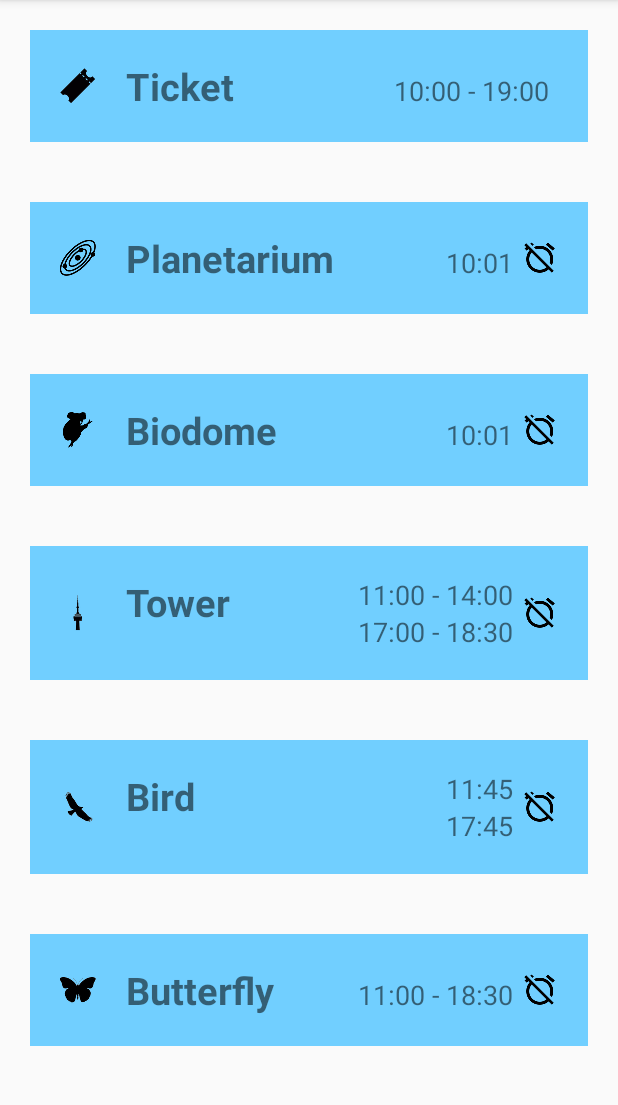
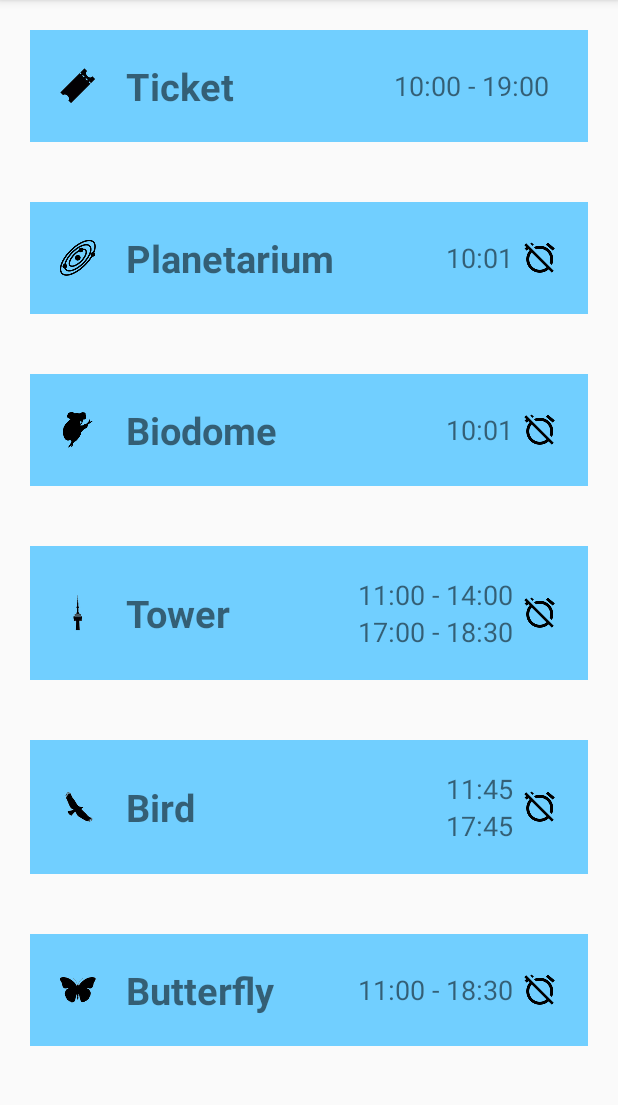
Before and after one commit to AGM-GR/ParqueDeLasCiencias, an Android app: the InformacionGeneralFragment screen opened directly, with no data from a screen before it, in the side drawer, after a tap on "Horarios", on a phone screen of 412 x 824 dp, the part 84-1189 px from its top. Run offline under Robolectric (Android 15) with nearby library versions, the phone set to English and light mode, and no system bars; 4 statements that could not run were skipped.

Commit message:
Comienzo establecer alarmas. Nuevos QR escaneados se mantienen al darle a atras.

```diff
--- a/app/src/main/java/rafalex/pdm/ugr/parquedelasciencias/HorariosFragment.java
+++ b/app/src/main/java/rafalex/pdm/ugr/parquedelasciencias/HorariosFragment.java
@@ -1,19 +1,78 @@
 package rafalex.pdm.ugr.parquedelasciencias;
 
 
+import android.app.DialogFragment;
+import android.app.FragmentManager;
 import android.os.Bundle;
 import android.support.v4.app.Fragment;
 import android.view.LayoutInflater;
 import android.view.View;
 import android.view.ViewGroup;
+import android.widget.LinearLayout;
 
 public class HorariosFragment extends Fragment {
+
+    LinearLayout planetario;
+    LinearLayout biodomo;
+    LinearLayout torre;
+    LinearLayout aves;
+    LinearLayout mariposario;
 
     @Override
     public View onCreateView(LayoutInflater inflater, ViewGroup container,
                              Bundle savedInstanceState) {
         // Inflate the layout for this fragment
-        return inflater.inflate(R.layout.fragment_horarios, container, false);
+
+        View horarios = inflater.inflate(R.layout.fragment_horarios, container, false);
+
+        planetario = (LinearLayout) horarios.findViewById(R.id.planetario_layout);
+        biodomo = (LinearLayout) horarios.findViewById(R.id.biodomo_layout);
+        torre = (LinearLayout) horarios.findViewById(R.id.torre_layout);
+        aves = (LinearLayout) horarios.findViewById(R.id.aves_layout);
+        mariposario = (LinearLayout) horarios.findViewById(R.id.mariposario_layout);
+
+        planetario.setOnClickListener(new View.OnClickListener() {
+            @Override
+            public void onClick(View view) {
+                DialogFragment timePicker = new TimePickerFragment();
+                timePicker.show(getActivity().getFragmentManager(), "TimePicker");
+            }
+        });
+
+        biodomo.setOnClickListener(new View.OnClickListener() {
+            @Override
+            public void onClick(View view) {
+                DialogFragment timePicker = new TimePickerFragment();
+                timePicker.show(getActivity().getFragmentManager(), "TimePicker");
+            }
+        });
+
+        torre.setOnClickListener(new View.OnClickListener() {
+            @Override
+            public void onClick(View view) {
+                DialogFragment timePicker = new TimePickerFragment();
+                timePicker.show(getActivity().getFragmentManager(), "TimePicker");
+            }
+        });
+
+        aves.setOnClickListener(new View.OnClickListener() {
+            @Override
+            public void onClick(View view) {
+                DialogFragment timePicker = new TimePickerFragment();
+                timePicker.show(getActivity().getFragmentManager(), "TimePicker");
+            }
+        });
+
+        mariposario.setOnClickListener(new View.OnClickListener() {
+            @Override
+            public void onClick(View view) {
+                DialogFragment timePicker = new TimePickerFragment();
+                timePicker.show(getActivity().getFragmentManager(), "TimePicker");
+            }
+        });
+
+
+        return horarios;
     }
 
 }
--- a/app/src/main/java/rafalex/pdm/ugr/parquedelasciencias/InformacionGeneralFragment.java
+++ b/app/src/main/java/rafalex/pdm/ugr/parquedelasciencias/InformacionGeneralFragment.java
@@ -24,10 +24,10 @@ public class InformacionGeneralFragment extends Fragment {
     TextView estadoEntrada;
     LinearLayout layoutPlanetario;
     TextView horaPlanetario;
-    ImageView alarmaPlanetario;
+    ImageView imagenAlarmaPlanetario;
     LinearLayout layoutBiodomo;
     TextView horaBiodomo;
-    ImageView alarmaBiodomo;
+    ImageView imagenAlarmaBiodomo;
 
 
     @Override
@@ -38,6 +38,8 @@ public class InformacionGeneralFragment extends Fragment {
 
         SharedPreferences entrada_escaneada = getContext().getSharedPreferences("Entrada", Context.MODE_PRIVATE);
         String qrString = entrada_escaneada.getString("codigo", "");
+        boolean alarmaBiodomo = entrada_escaneada.getBoolean("biodomo", false);
+        boolean alarmaPlanetario = entrada_escaneada.getBoolean("planetario", false);
 
         String[] horarios = qrString.split("[-]+");
         String fecha = horarios[0];
@@ -48,10 +50,10 @@ public class InformacionGeneralFragment extends Fragment {
         estadoEntrada = (TextView)informacionGeneral.findViewById(R.id.estado_entrada);
         layoutPlanetario = (LinearLayout) informacionGeneral.findViewById(R.id.planetario_layout);
         horaPlanetario = (TextView)informacionGeneral.findViewById(R.id.hora_planetario);
-        alarmaPlanetario = (ImageView) informacionGeneral.findViewById(R.id.alarma_planetario);
+        imagenAlarmaPlanetario = (ImageView) informacionGeneral.findViewById(R.id.alarma_planetario);
         layoutBiodomo = (LinearLayout) informacionGeneral.findViewById(R.id.biodome_layout);
         horaBiodomo = (TextView)informacionGeneral.findViewById(R.id.hora_biodomo);
-        alarmaBiodomo = (ImageView) informacionGeneral.findViewById(R.id.alarma_biodomo);
+        imagenAlarmaBiodomo = (ImageView) informacionGeneral.findViewById(R.id.alarma_biodomo);
 
         fechaEntrada.setText(fecha);
         if (!planetario.contains("_")) {
@@ -64,6 +66,17 @@ public class InformacionGeneralFragment extends Fragment {
             horaBiodomo.setText(biodomo);
         } else
             layoutBiodomo.setVisibility(View.INVISIBLE);
+
+        if (alarmaBiodomo)
+            imagenAlarmaBiodomo.setImageResource(R.drawable.ic_alarm);
+        else
+            imagenAlarmaBiodomo.setImageResource(R.drawable.ic_alarm_off);
+
+        if (alarmaPlanetario)
+            imagenAlarmaPlanetario.setImageResource(R.drawable.ic_alarm);
+        else
+            imagenAlarmaPlanetario.setImageResource(R.drawable.ic_alarm_off);
+
 
 
 
--- a/app/src/main/java/rafalex/pdm/ugr/parquedelasciencias/TicketInfo.java
+++ b/app/src/main/java/rafalex/pdm/ugr/parquedelasciencias/TicketInfo.java
@@ -1,8 +1,6 @@
 package rafalex.pdm.ugr.parquedelasciencias;
 
-import android.app.AlarmManager;
 import android.app.AlertDialog;
-import android.app.PendingIntent;
 import android.content.Context;
 import android.content.Intent;
 import android.content.SharedPreferences;
@@ -17,20 +15,12 @@ import android.support.v7.widget.Toolbar;
 import android.view.LayoutInflater;
 import android.view.MenuItem;
 import android.view.View;
-import android.widget.Button;
 import android.widget.TextView;
-import android.widget.TimePicker;
-
-import java.util.Calendar;
 
 public class TicketInfo extends AppCompatActivity
         implements NavigationView.OnNavigationItemSelectedListener {
 
     TextView text;
-    String qrString;
-    String fecha;
-    String biodomo;
-    String planetario;
 
     private AlertDialog menuDialog;
     private AlertDialog.Builder helpDialog;
@@ -116,13 +106,6 @@ public class TicketInfo extends AppCompatActivity
     protected void onResume(){
         super.onResume();
 
-        qrString = getIntent().getExtras().getString("QRResult");
-
-        //Guarda la entrada escaneada
-        SharedPreferences.Editor entrada_escaneada = getSharedPreferences("Entrada", Context.MODE_PRIVATE).edit();
-        entrada_escaneada.putString("codigo", qrString);
-        entrada_escaneada.commit();
-
         FragmentManager fragmentManager = getSupportFragmentManager();
         fragmentManager.beginTransaction().replace(R.id.contenedor, new InformacionGeneralFragment()).commit();
     }
--- a/app/src/main/res/layout/fragment_horarios.xml
+++ b/app/src/main/res/layout/fragment_horarios.xml
@@ -13,6 +13,7 @@
             android:layout_width="match_parent"
             android:layout_height="wrap_content"
             android:background="@color/colorAccent"
+            android:gravity="center_vertical"
             android:padding="20dp"
             android:layout_margin="20dp">
 
@@ -45,6 +46,7 @@
             android:layout_width="match_parent"
             android:layout_height="wrap_content"
             android:background="@color/colorAccent"
+            android:gravity="center_vertical"
             android:padding="20dp"
             android:layout_margin="20dp">
 
@@ -78,10 +80,11 @@
         </LinearLayout>
 
         <LinearLayout
-            android:id="@+id/biodome_layout"
+            android:id="@+id/biodomo_layout"
             android:layout_width="match_parent"
             android:layout_height="wrap_content"
             android:background="@color/colorAccent"
+            android:gravity="center_vertical"
             android:padding="20dp"
             android:layout_margin="20dp">
 
@@ -115,9 +118,11 @@
         </LinearLayout>
 
         <LinearLayout
+            android:id="@+id/torre_layout"
             android:layout_width="match_parent"
             android:layout_height="wrap_content"
             android:background="@color/colorAccent"
+            android:gravity="center_vertical"
             android:padding="20dp"
             android:layout_margin="20dp">
 
@@ -161,9 +166,11 @@
         </LinearLayout>
 
         <LinearLayout
+            android:id="@+id/aves_layout"
             android:layout_width="match_parent"
             android:layout_height="wrap_content"
             android:background="@color/colorAccent"
+            android:gravity="center_vertical"
             android:padding="20dp"
             android:layout_margin="20dp">
 
@@ -207,9 +214,11 @@
         </LinearLayout>
 
         <LinearLayout
+            android:id="@+id/mariposario_layout"
             android:layout_width="match_parent"
             android:layout_height="wrap_content"
             android:background="@color/colorAccent"
+            android:gravity="center_vertical"
             android:padding="20dp"
             android:layout_margin="20dp">
 
```
Also changed, not shown: app/src/main/java/rafalex/pdm/ugr/parquedelasciencias/DatePickerFragment.java (added, +33 -0 lines), app/src/main/java/rafalex/pdm/ugr/parquedelasciencias/QRScanner.java (+11 -1 lines), app/src/main/java/rafalex/pdm/ugr/parquedelasciencias/TimePickerFragment.java (added, +31 -0 lines).
